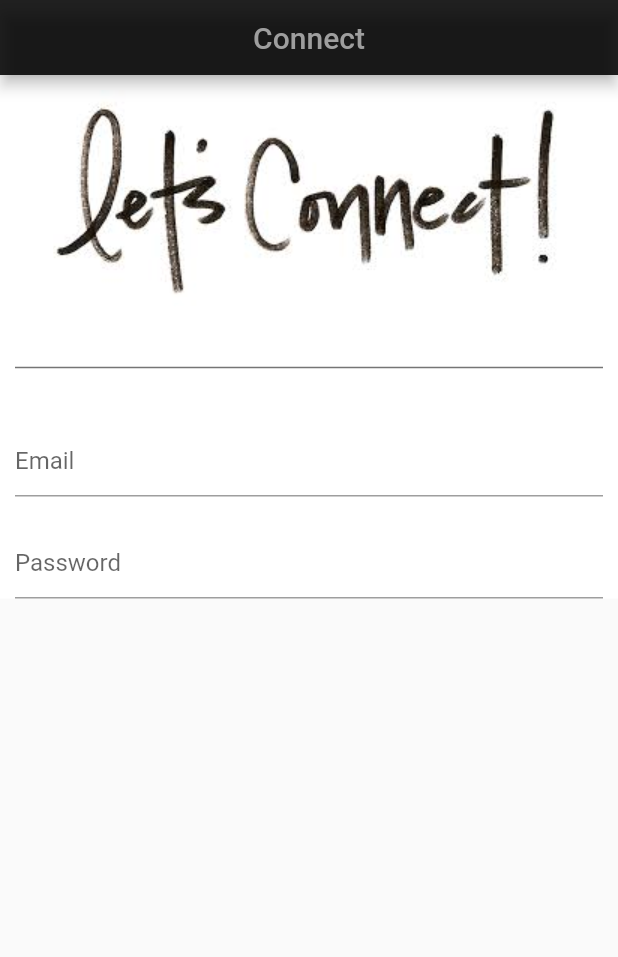
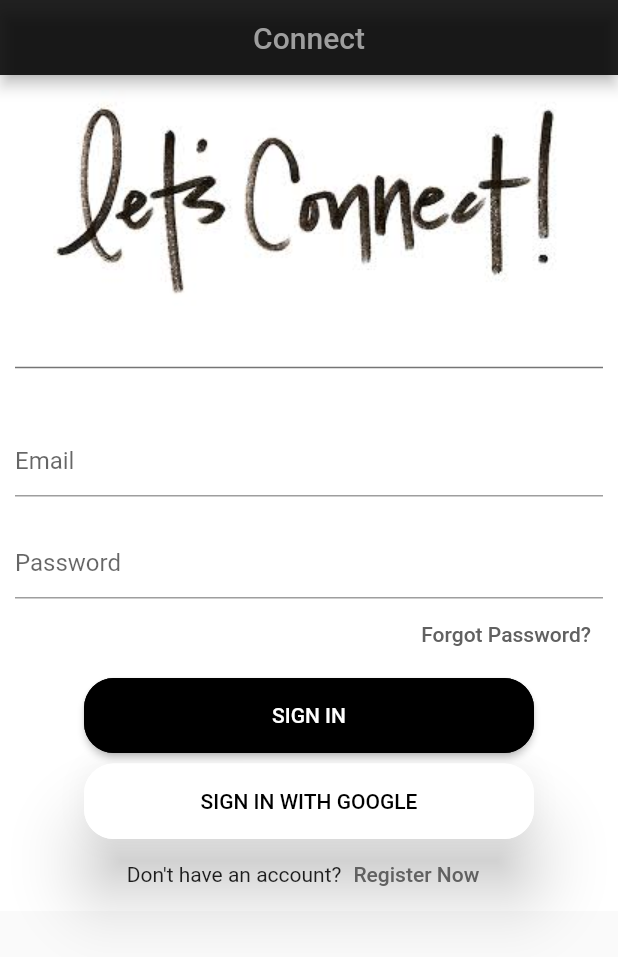
Before and after one commit to Hardik959/flutter_chat, a Flutter app: the screen it shows after launch, on a phone screen of 412 x 824 dp. Shown: the top 957 px of the screen. Run offline on Flutter 3.47's test engine with Material 2 defaults, Android fonts, the phone set to English and light mode, and no system bars.

Commit message:
Sign In Done

```diff
--- a/lib/Views/SignIn.dart
+++ b/lib/Views/SignIn.dart
@@ -37,10 +37,7 @@ class _SignInState extends State<SignIn> {
                   height: 30,
                 ),
                 TextField(
-                  decoration: InputDecoration(
-                    hintText: "Email",
-                    hintStyle: TextStyle(),
-                  ),
+                  decoration: inputtextfield("Email"),
                   onTap: (() {}),
                 ),
                 SizedBox(
@@ -48,13 +45,78 @@ class _SignInState extends State<SignIn> {
                 ),
                 TextField(
                   obscureText: true,
-                  decoration: InputDecoration(
-
-                    hintText: "Password",
-                    hintStyle: TextStyle(),
-                  ),
+                  decoration: inputtextfield("Password"),
                   onTap: (() {}),
                 ),
+                Container(
+                    alignment: Alignment.centerRight,
+                    child: TextButton(
+                        onPressed: () {},
+                        child: Text(
+                          "Forgot Password?",
+                          style: TextStyle(color: Colors.grey[700]),
+                        ))),
+                SizedBox(
+                  height: 5,
+                ),
+                // ignore: sized_box_for_whitespace
+                Container(
+                  width: 300,
+                  height: 50,
+                  child: ElevatedButton(
+                    child: Text("Sign In".toUpperCase(),
+                        style: TextStyle(fontSize: 14)),
+                    style: ButtonStyle(
+                        foregroundColor:
+                            MaterialStateProperty.all<Color>(Colors.white),
+                        backgroundColor:
+                            MaterialStateProperty.all<Color>(Colors.black),
+                        shape:
+                            MaterialStateProperty.all<RoundedRectangleBorder>(
+                                RoundedRectangleBorder(
+                                    borderRadius: BorderRadius.circular(20),
+                                    side: BorderSide(color: Colors.black)))),
+                    onPressed: () {},
+                  ),
+                ),
+                SizedBox(
+                  height: 7,
+                ),
+                Container(
+                  width: 300,
+                  height: 50.3,
+                  child: ElevatedButton(
+                    child: Text("Sign In with Google".toUpperCase(),
+                        style: TextStyle(fontSize: 14, color: Colors.black)),
+                    style: ButtonStyle(
+                        elevation: MaterialStateProperty.all<double>(20),
+                        shadowColor:
+                            MaterialStateProperty.all<Color>(Colors.black),
+                        foregroundColor:
+                            MaterialStateProperty.all<Color>(Colors.white),
+                        backgroundColor:
+                            MaterialStateProperty.all<Color>(Colors.white),
+                        shape:
+                            MaterialStateProperty.all<RoundedRectangleBorder>(
+                                RoundedRectangleBorder(
+                                    borderRadius: BorderRadius.circular(20),
+                                    side: BorderSide(color: Colors.white)))),
+                    onPressed: () {},
+                  ),
+                ),
+                // ignore: prefer_const_literals_to_create_immutables
+                Row(
+                  mainAxisAlignment: MainAxisAlignment.center,
+                  children: [
+                    Text("Don't have an account?"),
+                    TextButton(
+                        onPressed: () {},
+                        child: Text(
+                          "Register Now",
+                          style: TextStyle(color: Colors.grey[700]),
+                        ))
+                  ],
+                )
               ],
             )),
       ),
--- a/lib/widgets/widgets.dart
+++ b/lib/widgets/widgets.dart
@@ -6,7 +6,19 @@ Widget appbarmain(BuildContext context) {
   return AppBar(
     centerTitle: true,
     backgroundColor: Colors.black87,
-    title: Text("Connect",
-    style: TextStyle(color: Colors.grey),),
+    title: Text(
+      "Connect",
+      style: TextStyle(color: Colors.grey),
+    ),
   );
 }
+
+InputDecoration inputtextfield(String hinttext) {
+  return InputDecoration(
+    focusedBorder: UnderlineInputBorder(
+      borderSide: BorderSide(color: Colors.black),
+    ),
+    hintText: hinttext,
+    hintStyle: TextStyle(),
+  );
+}
```
